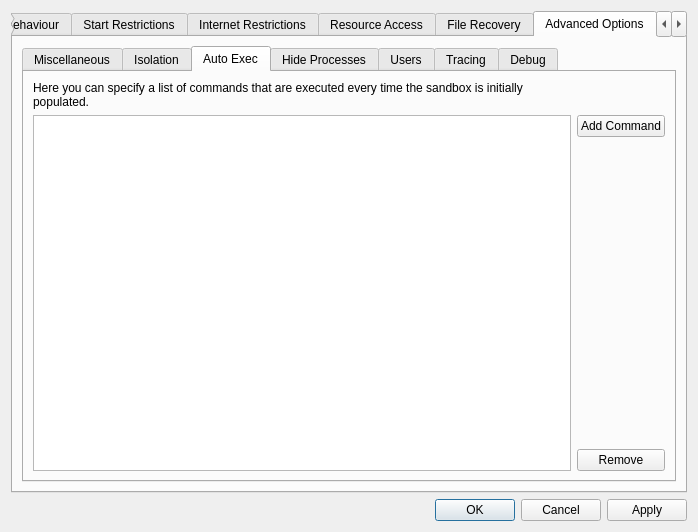
Above: SandboxiePlus/SandMan/Forms/OptionsWindow.ui from sandboxie-plus/Sandboxie before the change. Below: the same form after it.
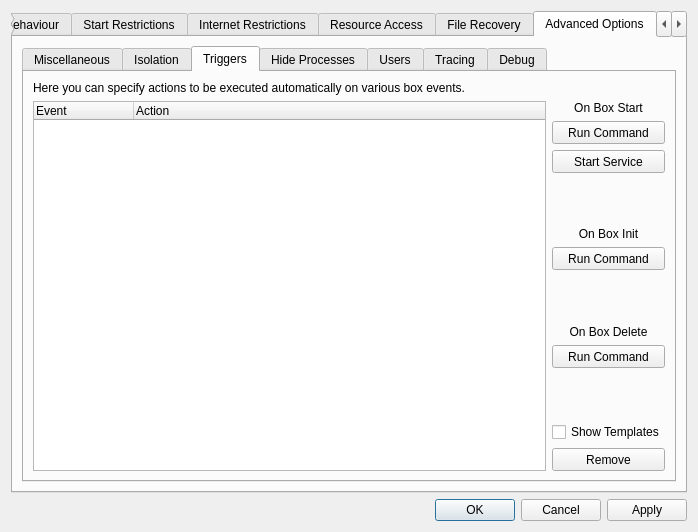
That is the form after the change. The open tabs and pages were chosen to show the change.

What changed in the file:
```diff
--- a/SandboxiePlus/SandMan/Forms/OptionsWindow.ui
+++ b/SandboxiePlus/SandMan/Forms/OptionsWindow.ui
@@ -7,7 +7,7 @@
     <x>0</x>
     <y>0</y>
     <width>659</width>
-    <height>479</height>
+    <height>498</height>
    </rect>
   </property>
   <property name="sizePolicy">
@@ -808,107 +808,6 @@
              </item>
             </layout>
            </widget>
-           <widget class="QWidget" name="tab_6">
-            <attribute name="title">
-             <string>Auto Start</string>
-            </attribute>
-            <layout class="QGridLayout" name="gridLayout_4">
-             <item row="0" column="0">
-              <widget class="QLabel" name="label_32">
-               <property name="text">
-                <string>Here you can specify programs and/or services that are to be started automatically in the sandbox when it is activated</string>
-               </property>
-               <property name="wordWrap">
-                <bool>true</bool>
-               </property>
-              </widget>
-             </item>
-             <item row="1" column="0" rowspan="4">
-              <widget class="QTreeWidget" name="treeAutoStart">
-               <column>
-                <property name="text">
-                 <string>Type</string>
-                </property>
-               </column>
-               <column>
-                <property name="text">
-                 <string>Program/Service</string>
-                </property>
-               </column>
-              </widget>
-             </item>
-             <item row="4" column="1">
-              <widget class="QToolButton" name="btnDelAuto">
-               <property name="sizePolicy">
-                <sizepolicy hsizetype="Preferred" vsizetype="Fixed">
-                 <horstretch>0</horstretch>
-                 <verstretch>0</verstretch>
-                </sizepolicy>
-               </property>
-               <property name="minimumSize">
-                <size>
-                 <width>0</width>
-                 <height>23</height>
-                </size>
-               </property>
-               <property name="text">
-                <string>Remove</string>
-               </property>
-              </widget>
-             </item>
-             <item row="3" column="1">
-              <spacer name="verticalSpacer_4">
-               <property name="orientation">
-                <enum>Qt::Vertical</enum>
-               </property>
-               <property name="sizeHint" stdset="0">
-                <size>
-                 <width>20</width>
-                 <height>40</height>
-                </size>
-               </property>
-              </spacer>
-             </item>
-             <item row="1" column="1">
-              <widget class="QToolButton" name="btnAddAutoExe">
-               <property name="sizePolicy">
-                <sizepolicy hsizetype="Preferred" vsizetype="Fixed">
-                 <horstretch>0</horstretch>
-                 <verstretch>0</verstretch>
-                </sizepolicy>
-               </property>
-               <property name="minimumSize">
-                <size>
-                 <width>0</width>
-                 <height>23</height>
-                </size>
-               </property>
-               <property name="text">
-                <string>Add program</string>
-               </property>
-              </widget>
-             </item>
-             <item row="2" column="1">
-              <widget class="QToolButton" name="btnAddAutoSvc">
-               <property name="sizePolicy">
-                <sizepolicy hsizetype="Preferred" vsizetype="Fixed">
-                 <horstretch>0</horstretch>
-                 <verstretch>0</verstretch>
-                </sizepolicy>
-               </property>
-               <property name="minimumSize">
-                <size>
-                 <width>0</width>
-                 <height>23</height>
-                </size>
-               </property>
-               <property name="text">
-                <string>Add service</string>
-               </property>
-              </widget>
-             </item>
-            </layout>
-           </widget>
           </widget>
          </item>
         </layout>
@@ -2329,17 +2228,23 @@
              </widget>
              <widget class="QWidget" name="tab_2">
               <attribute name="title">
-               <string>Auto Exec</string>
+               <string>Triggers</string>
               </attribute>
-              <layout class="QGridLayout" name="gridLayout_35">
-               <item row="1" column="1">
-                <widget class="QPushButton" name="btnAddAutoExec">
-                 <property name="text">
-                  <string>Add Command</string>
+              <layout class="QGridLayout" name="gridLayout_4">
+               <item row="10" column="1">
+                <spacer name="verticalSpacer_4">
+                 <property name="orientation">
+                  <enum>Qt::Vertical</enum>
                  </property>
-                </widget>
+                 <property name="sizeHint" stdset="0">
+                  <size>
+                   <width>20</width>
+                   <height>40</height>
+                  </size>
+                 </property>
+                </spacer>
                </item>
-               <item row="2" column="1">
+               <item row="4" column="1">
                 <spacer name="verticalSpacer_18">
                  <property name="orientation">
                   <enum>Qt::Vertical</enum>
@@ -2352,25 +2257,185 @@
                  </property>
                 </spacer>
                </item>
-               <item row="3" column="1">
-                <widget class="QPushButton" name="btnDelAutoExec">
+               <item row="12" column="1">
+                <widget class="QToolButton" name="btnDelAuto">
+                 <property name="sizePolicy">
+                  <sizepolicy hsizetype="Preferred" vsizetype="Fixed">
+                   <horstretch>0</horstretch>
+                   <verstretch>0</verstretch>
+                  </sizepolicy>
+                 </property>
+                 <property name="minimumSize">
+                  <size>
+                   <width>0</width>
+                   <height>23</height>
+                  </size>
+                 </property>
                  <property name="text">
                   <string>Remove</string>
                  </property>
                 </widget>
                </item>
-               <item row="0" column="0">
+               <item row="1" column="0" rowspan="12">
+                <widget class="QTreeWidget" name="treeTriggers">
+                 <column>
+                  <property name="text">
+                   <string>Event</string>
+                  </property>
+                 </column>
+                 <column>
+                  <property name="text">
+                   <string>Action</string>
+                  </property>
+                 </column>
+                 <column>
+                  <property name="text">
+                   <string/>
+                  </property>
+                 </column>
+                </widget>
+               </item>
+               <item row="6" column="1">
+                <widget class="QToolButton" name="btnAddAutoExec">
+                 <property name="sizePolicy">
+                  <sizepolicy hsizetype="Preferred" vsizetype="Fixed">
+                   <horstretch>0</horstretch>
+                   <verstretch>0</verstretch>
+                  </sizepolicy>
+                 </property>
+                 <property name="minimumSize">
+                  <size>
+                   <width>0</width>
+                   <height>23</height>
+                  </size>
+                 </property>
+                 <property name="text">
+                  <string>Run Command</string>
+                 </property>
+                </widget>
+               </item>
+               <item row="3" column="1">
+                <widget class="QToolButton" name="btnAddAutoSvc">
+                 <property name="sizePolicy">
+                  <sizepolicy hsizetype="Preferred" vsizetype="Fixed">
+                   <horstretch>0</horstretch>
+                   <verstretch>0</verstretch>
+                  </sizepolicy>
+                 </property>
+                 <property name="minimumSize">
+                  <size>
+                   <width>0</width>
+                   <height>23</height>
+                  </size>
+                 </property>
+                 <property name="text">
+                  <string>Start Service</string>
+                 </property>
+                </widget>
+               </item>
+               <item row="1" column="1">
                 <widget class="QLabel" name="label_33">
                  <property name="text">
-                  <string>Here you can specify a list of commands that are executed every time the sandbox is initially populated.</string>
+                  <string>On Box Start</string>
+                 </property>
+                 <property name="alignment">
+                  <set>Qt::AlignCenter</set>
+                 </property>
+                </widget>
+               </item>
+               <item row="2" column="1">
+                <widget class="QToolButton" name="btnAddAutoRun">
+                 <property name="sizePolicy">
+                  <sizepolicy hsizetype="Preferred" vsizetype="Fixed">
+                   <horstretch>0</horstretch>
+                   <verstretch>0</verstretch>
+                  </sizepolicy>
+                 </property>
+                 <property name="minimumSize">
+                  <size>
+                   <width>0</width>
+                   <height>23</height>
+                  </size>
+                 </property>
+                 <property name="text">
+                  <string>Run Command</string>
+                 </property>
+                </widget>
+               </item>
+               <item row="7" column="1">
+                <spacer name="verticalSpacer_21">
+                 <property name="orientation">
+                  <enum>Qt::Vertical</enum>
+                 </property>
+                 <property name="sizeHint" stdset="0">
+                  <size>
+                   <width>20</width>
+                   <height>40</height>
+                  </size>
+                 </property>
+                </spacer>
+               </item>
+               <item row="8" column="1">
+                <widget class="QLabel" name="label_67">
+                 <property name="toolTip">
+                  <string>This commands are run UNBOXED just before the box content is deleted</string>
+                 </property>
+                 <property name="text">
+                  <string>On Box Delete</string>
+                 </property>
+                 <property name="alignment">
+                  <set>Qt::AlignCenter</set>
+                 </property>
+                </widget>
+               </item>
+               <item row="9" column="1">
+                <widget class="QToolButton" name="btnAddDeleteCmd">
+                 <property name="sizePolicy">
+                  <sizepolicy hsizetype="Preferred" vsizetype="Fixed">
+                   <horstretch>0</horstretch>
+                   <verstretch>0</verstretch>
+                  </sizepolicy>
+                 </property>
+                 <property name="minimumSize">
+                  <size>
+                   <width>0</width>
+                   <height>23</height>
+                  </size>
+                 </property>
+                 <property name="text">
+                  <string>Run Command</string>
+                 </property>
+                </widget>
+               </item>
+               <item row="5" column="1">
+                <widget class="QLabel" name="label_66">
+                 <property name="toolTip">
+                  <string>This commands are only executed when a box gets initialized, to have them re-run the box content must be deleted.</string>
+                 </property>
+                 <property name="text">
+                  <string>On Box Init</string>
+                 </property>
+                 <property name="alignment">
+                  <set>Qt::AlignCenter</set>
+                 </property>
+                </widget>
+               </item>
+               <item row="0" column="0">
+                <widget class="QLabel" name="label_32">
+                 <property name="text">
+                  <string>Here you can specify actions to be executed automatically on various box events.</string>
                  </property>
                  <property name="wordWrap">
                   <bool>true</bool>
                  </property>
                 </widget>
                </item>
-               <item row="1" column="0" rowspan="3">
-                <widget class="QListWidget" name="lstAutoExec"/>
+               <item row="11" column="1">
+                <widget class="QCheckBox" name="chkShowTriggersTmpl">
+                 <property name="text">
+                  <string>Show Templates</string>
+                 </property>
+                </widget>
                </item>
               </layout>
              </widget>
```
Left out of the diff: 14 changed lines with no effect on the pictures.
